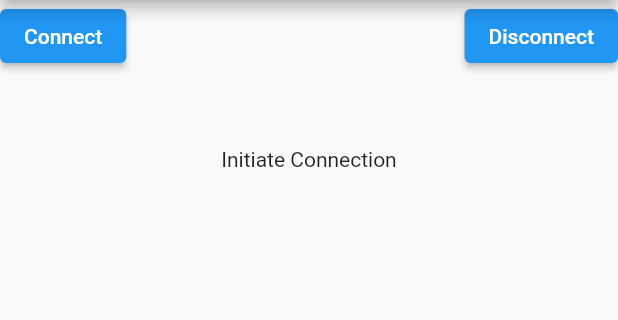
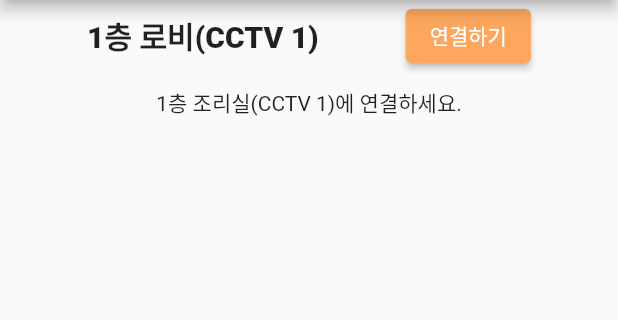
Before and after one commit to KOBOTBOARD-11/OSS_2022, a Flutter app: the FireStreamPage screen opened by its route, on a phone screen of 412 x 824 dp, the part 84-404 px from its top. Run offline on Flutter 3.47's test engine with Material 2 defaults, Android fonts, the phone set to English and light mode, and no system bars; our stand-ins replace cloud_firestore, firebase_core, video_player; accounts and stored records are empty.

Commit message:
feat: change button

```diff
--- a/booriya/lib/pages/fire_stream_page/fire_stream_page.dart
+++ b/booriya/lib/pages/fire_stream_page/fire_stream_page.dart
@@ -22,8 +22,9 @@ class FireStreamPage extends StatelessWidget {
         alignment: Alignment.center,
         child: Column(
           children: [
-            // cctv
-            VideoStream()
+            // cctv1, 2
+            VideoStream(),
+            // VideoStream()
           ],
         ),
       ),
--- a/booriya/lib/pages/fire_stream_page/stream_commons/fire_streaming_video.dart
+++ b/booriya/lib/pages/fire_stream_page/stream_commons/fire_streaming_video.dart
@@ -1,6 +1,7 @@
 import 'dart:convert';
 import 'dart:typed_data';
 
+import 'package:booriya/Colors.dart';
 import 'package:flutter/material.dart';
 import 'websockets.dart';
 
@@ -33,23 +34,35 @@ class _VideoStreamState extends State<VideoStream> {
   @override
   Widget build(BuildContext context) {
     return Center(
+      child: Container(
+        // color: appColor3(),
         child: Column(
           children: [
             Row(
-            mainAxisAlignment: MainAxisAlignment.spaceBetween,
+              mainAxisAlignment: MainAxisAlignment.spaceEvenly,
               children: [
-              ElevatedButton(
+                Text("1층 로비(CCTV 1)",
+                    style:
+                        TextStyle(fontSize: 20, fontWeight: FontWeight.w800)),
+                _isConnected
+                    ? ElevatedButton(
+                        onPressed: disconnect,
+                        style: TextButton.styleFrom(
+                          backgroundColor: appColor2(),
+                        ),
+                        child: const Text("닫기"),
+                      )
+                    : ElevatedButton(
                         onPressed: () => connect(context),
-                child: const Text("Connect"),
+                        style: TextButton.styleFrom(
+                          backgroundColor: appColor2(),
                         ),
-              ElevatedButton(
-                onPressed: disconnect,
-                child: const Text("Disconnect"),
-              ),
+                        child: const Text("연결하기"),
+                      )
               ],
             ),
             const SizedBox(
-            height: 50.0,
+              height: 10.0,
             ),
             _isConnected
                 ? StreamBuilder(
@@ -77,8 +90,9 @@ class _VideoStreamState extends State<VideoStream> {
                       );
                     },
                   )
-              : const Text("Initiate Connection")
+                : const Text("1층 조리실(CCTV 1)에 연결하세요.")
           ],
+        ),
       ),
     );
   }
```
Lines whose indentation alone changed are shown as unchanged.
